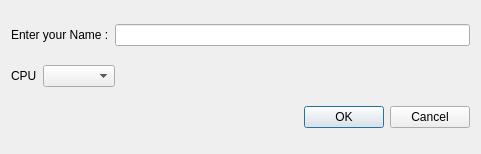
Above: gui/playernamedialog.ui from TaimoorRana/Risk before the change. Below: the same form after it.
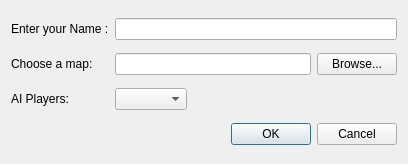
That is the form after the change.

Commit message: Add shared MapRenderer class (somewhat hacky for now) to share rendering between editor and view

Diff of the .ui file:
```diff
--- a/gui/playernamedialog.ui
+++ b/gui/playernamedialog.ui
@@ -6,40 +6,71 @@
    <rect>
     <x>0</x>
     <y>0</y>
-    <width>481</width>
-    <height>154</height>
+    <width>408</width>
+    <height>164</height>
    </rect>
   </property>
   <property name="windowTitle">
    <string>Dialog</string>
   </property>
-  <layout class="QVBoxLayout" name="verticalLayout">
-   <item>
+  <layout class="QGridLayout" name="gridLayout">
+   <item row="0" column="0">
+    <widget class="QLabel" name="label">
+     <property name="text">
+      <string>Enter your Name :</string>
+     </property>
+    </widget>
+   </item>
+   <item row="0" column="1">
+    <widget class="QLineEdit" name="playerNameLineEdit">
+     <property name="sizePolicy">
+      <sizepolicy hsizetype="MinimumExpanding" vsizetype="Fixed">
+       <horstretch>0</horstretch>
+       <verstretch>0</verstretch>
+      </sizepolicy>
+     </property>
+    </widget>
+   </item>
+   <item row="1" column="0">
+    <widget class="QLabel" name="label_3">
+     <property name="text">
+      <string>Choose a map:</string>
+     </property>
+    </widget>
+   </item>
+   <item row="1" column="1">
     <layout class="QHBoxLayout" name="horizontalLayout">
      <item>
-      <widget class="QLabel" name="label">
+      <widget class="QLineEdit" name="mapPathLineEdit"/>
+     </item>
+     <item>
+      <widget class="QPushButton" name="mapPathBrowsePushButton">
        <property name="text">
-        <string>Enter your Name :</string>
+        <string>Browse...</string>
        </property>
       </widget>
      </item>
-     <item>
-      <widget class="QLineEdit" name="lineEdit"/>
-     </item>
     </layout>
    </item>
-   <item>
+   <item row="2" column="0">
+    <widget class="QLabel" name="label_2">
+     <property name="text">
+      <string>AI Players:</string>
+     </property>
+    </widget>
+   </item>
+   <item row="2" column="1">
     <layout class="QHBoxLayout" name="horizontalLayout_2">
      <item>
-      <widget class="QLabel" name="label_2">
-       <property name="text">
-        <string>CPU</string>
+      <widget class="QComboBox" name="AIPlayerCountComboBox">
+       <property name="sizePolicy">
+        <sizepolicy hsizetype="Preferred" vsizetype="Fixed">
+         <horstretch>0</horstretch>
+         <verstretch>0</verstretch>
+        </sizepolicy>
        </property>
       </widget>
      </item>
-     <item>
-      <widget class="QComboBox" name="comboBox"/>
-     </item>
      <item>
       <spacer name="horizontalSpacer">
        <property name="orientation">
@@ -47,7 +78,7 @@
        </property>
        <property name="sizeHint" stdset="0">
         <size>
-         <width>40</width>
+         <width>10</width>
          <height>20</height>
         </size>
        </property>
@@ -55,7 +86,7 @@
      </item>
     </layout>
    </item>
-   <item>
+   <item row="3" column="0" colspan="2">
     <widget class="QDialogButtonBox" name="buttonBox">
      <property name="orientation">
       <enum>Qt::Horizontal</enum>
```
Left out of the diff: 2 changed lines with no effect on the pictures. The commit also changes 15 other files.
